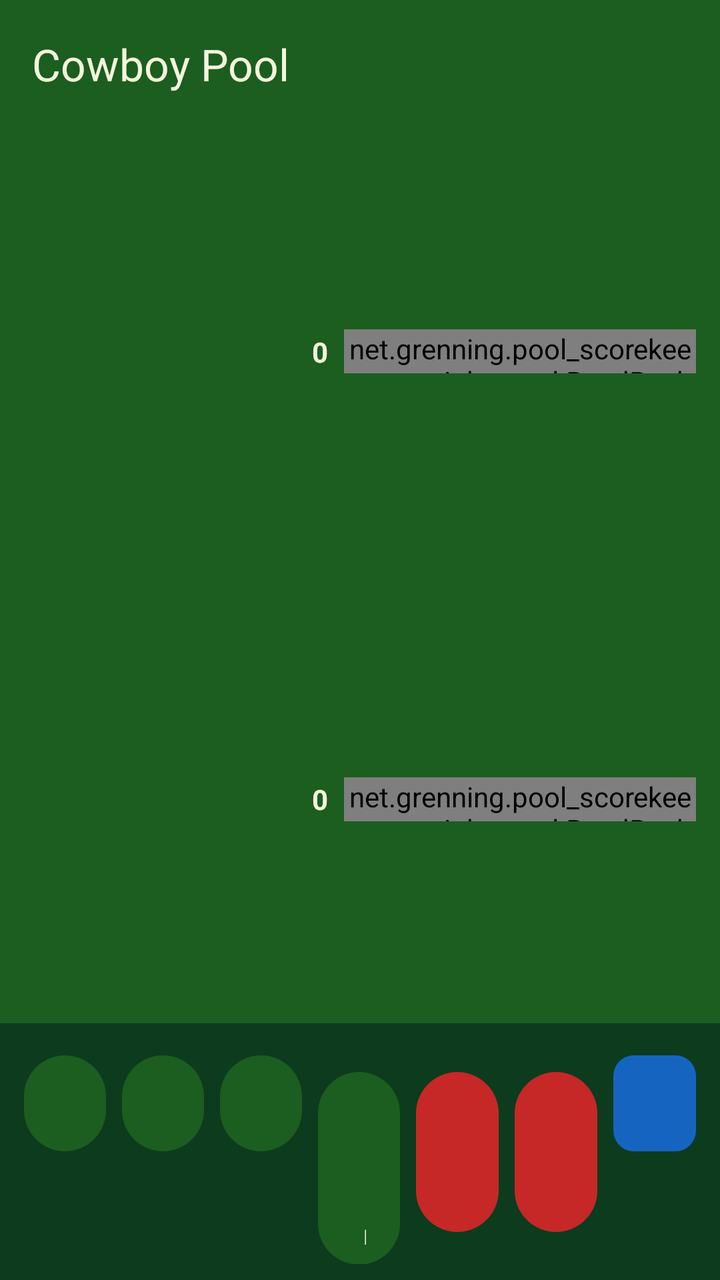
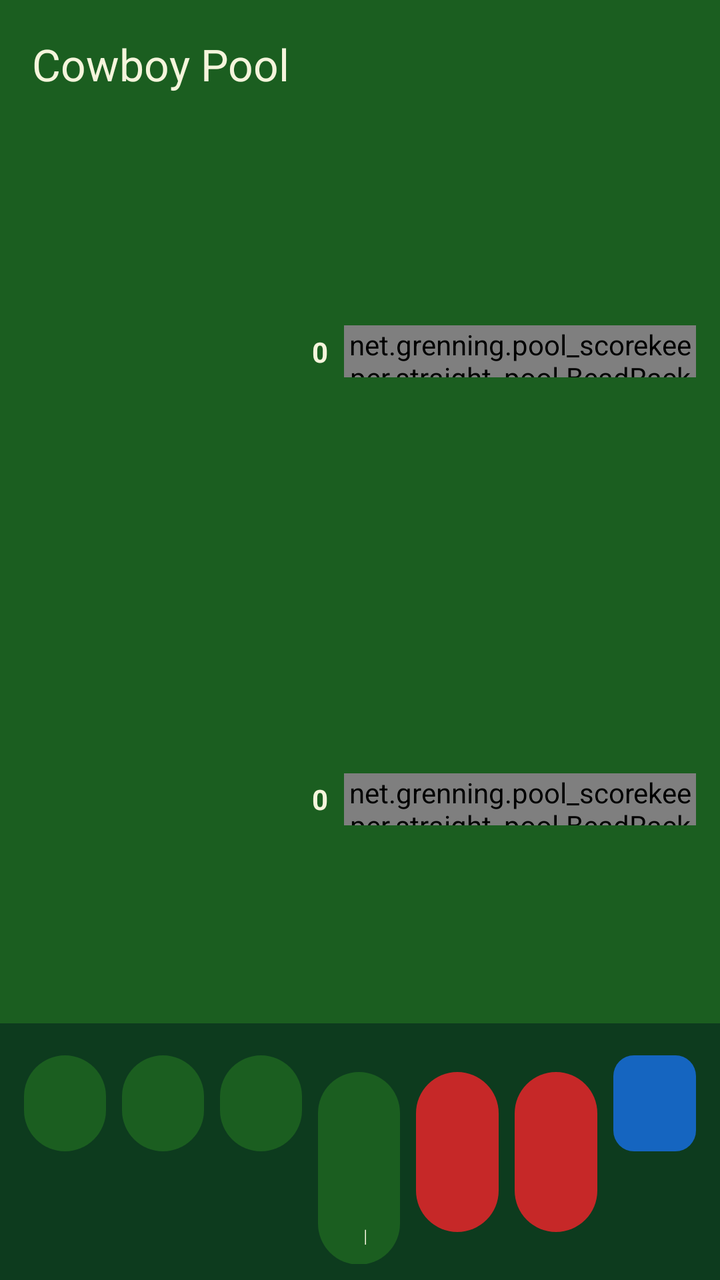

Two renders of the same Android screen: before a commit and after it. Below are the layout's source before the change and the commit's diff.
<!-- AndroidManifest.xml: application theme Theme.PoolScorekeeper -->
<!-- res/layout/activity_cowboy_score.xml -->
<?xml version="1.0" encoding="utf-8"?>
<LinearLayout xmlns:android="http://schemas.android.com/apk/res/android"
    xmlns:app="http://schemas.android.com/apk/res-auto"
    android:id="@+id/cowboyRoot"
    android:layout_width="match_parent"
    android:layout_height="match_parent"
    android:background="@color/felt_dark"
    android:orientation="vertical">

    <com.google.android.material.appbar.MaterialToolbar
        android:id="@+id/cowboyToolbar"
        android:layout_width="match_parent"
        android:layout_height="wrap_content"
        android:background="@color/felt_green"
        android:minHeight="?attr/actionBarSize"
        app:title="@string/title_activity_cowboy_pool_start"
        app:titleTextColor="@color/ivory">

        <TextView
            android:id="@+id/cowboyPhase"
            android:layout_width="wrap_content"
            android:layout_height="wrap_content"
            android:layout_gravity="end"
            android:paddingEnd="8dp"
            android:textAppearance="@style/TextAppearance.Material3.TitleMedium"
            android:textColor="@color/ivory" />
    </com.google.android.material.appbar.MaterialToolbar>

    <LinearLayout
        android:id="@+id/player1Row"
        android:layout_width="match_parent"
        android:layout_height="0dp"
        android:layout_weight="1"
        android:background="@color/felt_green"
        android:gravity="center_vertical"
        android:orientation="horizontal"
        android:paddingStart="12dp"
        android:paddingEnd="12dp">

        <TextView
            android:id="@+id/player1Name"
            android:layout_width="96dp"
            android:layout_height="wrap_content"
            android:ellipsize="end"
            android:maxLines="1"
            android:textColor="@color/ivory"
            android:textStyle="bold" />

        <TextView
            android:id="@+id/player1Score"
            android:layout_width="64dp"
            android:layout_height="wrap_content"
            android:gravity="end"
            android:paddingEnd="8dp"
            android:text="0"
            android:textColor="@color/ivory"
            android:textStyle="bold" />

        <net.grenning.pool_scorekeeper.straight_pool.BeadRackView
            android:id="@+id/player1Beads"
            android:layout_width="0dp"
            android:layout_height="22dp"
            android:layout_weight="1" />
    </LinearLayout>

    <LinearLayout
        android:id="@+id/player2Row"
        android:layout_width="match_parent"
        android:layout_height="0dp"
        android:layout_weight="1"
        android:background="@color/felt_green"
        android:gravity="center_vertical"
        android:orientation="horizontal"
        android:paddingStart="12dp"
        android:paddingEnd="12dp">

        <TextView
            android:id="@+id/player2Name"
            android:layout_width="96dp"
            android:layout_height="wrap_content"
            android:ellipsize="end"
            android:maxLines="1"
            android:textColor="@color/ivory"
            android:textStyle="bold" />

        <TextView
            android:id="@+id/player2Score"
            android:layout_width="64dp"
            android:layout_height="wrap_content"
            android:gravity="end"
            android:paddingEnd="8dp"
            android:text="0"
            android:textColor="@color/ivory"
            android:textStyle="bold" />

        <net.grenning.pool_scorekeeper.straight_pool.BeadRackView
            android:id="@+id/player2Beads"
            android:layout_width="0dp"
            android:layout_height="22dp"
            android:layout_weight="1" />
    </LinearLayout>

    <LinearLayout
        android:id="@+id/player3Row"
        android:layout_width="match_parent"
        android:layout_height="0dp"
        android:layout_weight="1"
        android:background="@color/felt_green"
        android:gravity="center_vertical"
        android:orientation="horizontal"
        android:paddingStart="12dp"
        android:paddingEnd="12dp"
        android:visibility="gone">

        <TextView
            android:id="@+id/player3Name"
            android:layout_width="96dp"
            android:layout_height="wrap_content"
            android:ellipsize="end"
            android:maxLines="1"
            android:textColor="@color/ivory"
            android:textStyle="bold" />

        <TextView
            android:id="@+id/player3Score"
            android:layout_width="64dp"
            android:layout_height="wrap_content"
            android:gravity="end"
            android:paddingEnd="8dp"
            android:text="0"
            android:textColor="@color/ivory"
            android:textStyle="bold" />

        <net.grenning.pool_scorekeeper.straight_pool.BeadRackView
            android:id="@+id/player3Beads"
            android:layout_width="0dp"
            android:layout_height="22dp"
            android:layout_weight="1" />
    </LinearLayout>

    <LinearLayout
        android:id="@+id/player4Row"
        android:layout_width="match_parent"
        android:layout_height="0dp"
        android:layout_weight="1"
        android:background="@color/felt_green"
        android:gravity="center_vertical"
        android:orientation="horizontal"
        android:paddingStart="12dp"
        android:paddingEnd="12dp"
        android:visibility="gone">

        <TextView
            android:id="@+id/player4Name"
            android:layout_width="96dp"
            android:layout_height="wrap_content"
            android:ellipsize="end"
            android:maxLines="1"
            android:textColor="@color/ivory"
            android:textStyle="bold" />

        <TextView
            android:id="@+id/player4Score"
            android:layout_width="64dp"
            android:layout_height="wrap_content"
            android:gravity="end"
            android:paddingEnd="8dp"
            android:text="0"
            android:textColor="@color/ivory"
            android:textStyle="bold" />

        <net.grenning.pool_scorekeeper.straight_pool.BeadRackView
            android:id="@+id/player4Beads"
            android:layout_width="0dp"
            android:layout_height="22dp"
            android:layout_weight="1" />
    </LinearLayout>

    <LinearLayout
        android:id="@+id/playingActions"
        android:layout_width="match_parent"
        android:layout_height="wrap_content"
        android:orientation="horizontal"
        android:padding="8dp">

        <com.google.android.material.button.MaterialButton
            android:id="@+id/ball1Button"
            style="@style/Widget.Pool.ActionButton"
            android:onClick="ball1Clicked"
            android:text="@string/cowboy_ball_1" />

        <com.google.android.material.button.MaterialButton
            android:id="@+id/ball3Button"
            style="@style/Widget.Pool.ActionButton"
            android:onClick="ball3Clicked"
            android:text="@string/cowboy_ball_3" />

        <com.google.android.material.button.MaterialButton
            android:id="@+id/ball5Button"
            style="@style/Widget.Pool.ActionButton"
            android:onClick="ball5Clicked"
            android:text="@string/cowboy_ball_5" />

        <com.google.android.material.button.MaterialButton
            android:id="@+id/caromButton"
            style="@style/Widget.Pool.ActionButton"
            android:contentDescription="@string/cowboy_carom_accessibility"
            android:onClick="caromClicked"
            android:text="@string/cowboy_carom" />

        <com.google.android.material.button.MaterialButton
            android:id="@+id/missButton"
            style="@style/Widget.Pool.DangerButton"
            android:onClick="missClicked"
            android:text="@string/missed_shot" />

        <com.google.android.material.button.MaterialButton
            android:id="@+id/foulButton"
            style="@style/Widget.Pool.DangerButton"
            android:onClick="foulClicked"
            android:text="@string/foul" />

        <LinearLayout
            android:layout_width="0dp"
            android:layout_height="wrap_content"
            android:layout_margin="4dp"
            android:layout_weight="1"
            android:minHeight="56dp"
            android:orientation="horizontal">

            <com.google.android.material.button.MaterialButton
                android:id="@+id/undoButton"
                style="@style/Widget.Pool.SplitButton.Left"
                android:layout_marginEnd="1dp"
                android:contentDescription="@string/undo"
                android:enabled="false"
                android:onClick="undoClicked"
                android:text="@string/undo_symbol" />

            <com.google.android.material.button.MaterialButton
                android:id="@+id/redoButton"
                style="@style/Widget.Pool.SplitButton.Right"
                android:contentDescription="@string/redo"
                android:enabled="false"
                android:onClick="redoClicked"
                android:text="@string/redo_symbol" />
        </LinearLayout>
    </LinearLayout>

    <LinearLayout
        android:id="@+id/gameOverActions"
        android:layout_width="match_parent"
        android:layout_height="wrap_content"
        android:orientation="horizontal"
        android:padding="8dp"
        android:visibility="gone">

        <com.google.android.material.button.MaterialButton
            android:id="@+id/newGameButton"
            style="@style/Widget.Pool.ActionButton"
            android:onClick="newGameClicked"
            android:text="@string/new_game" />

        <com.google.android.material.button.MaterialButton
            android:id="@+id/gameSummaryButton"
            style="@style/Widget.Pool.ActionButton"
            android:onClick="gameSummaryClicked"
            android:text="@string/game_summary" />

        <LinearLayout
            android:layout_width="0dp"
            android:layout_height="wrap_content"
            android:layout_margin="4dp"
            android:layout_weight="1"
            android:minHeight="56dp"
            android:orientation="horizontal">

            <com.google.android.material.button.MaterialButton
                android:id="@+id/undoOverButton"
                style="@style/Widget.Pool.SplitButton.Left"
                android:layout_marginEnd="1dp"
                android:contentDescription="@string/undo"
                android:onClick="undoClicked"
                android:text="@string/undo_symbol" />

            <com.google.android.material.button.MaterialButton
                android:id="@+id/redoOverButton"
                style="@style/Widget.Pool.SplitButton.Right"
                android:contentDescription="@string/redo"
                android:onClick="redoClicked"
                android:text="@string/redo_symbol" />
        </LinearLayout>
    </LinearLayout>
</LinearLayout>
<!-- resources referenced by this layout -->
<resources>
  <color name="felt_dark">#0D3B1E</color>
  <color name="felt_green">#1B5E20</color>
  <color name="ivory">#F5F5DC</color>
  <string name="cowboy_ball_1">1</string>
  <string name="cowboy_ball_3">3</string>
  <string name="cowboy_ball_5">5</string>
  <string name="cowboy_carom">Carom</string>
  <string name="cowboy_carom_accessibility">Carom. Long-press for a three-ball carom worth two points</string>
  <string name="foul">Foul</string>
  <string name="game_summary">Game Summary</string>
  <string name="missed_shot">Miss</string>
  <string name="new_game">New Game</string>
  <string name="redo">Redo</string>
  <string name="redo_symbol">&gt;</string>
  <string name="title_activity_cowboy_pool_start">Cowboy Pool</string>
  <string name="undo">Undo</string>
  <string name="undo_symbol">&lt;</string>
  <style name="Widget.Pool.ActionButton" parent="Widget.Material3.Button">
          <item name="android:layout_width">0dp</item>
          <item name="android:layout_height">wrap_content</item>
          <item name="android:layout_weight">1</item>
          <item name="android:minHeight">56dp</item>
          <item name="android:layout_margin">4dp</item>
          <item name="android:textAllCaps">false</item>
      </style>
  <style name="Widget.Pool.DangerButton" parent="Widget.Pool.ActionButton">
          <item name="backgroundTint">@color/miss_button</item>
          <item name="android:textColor">@color/ivory</item>
      </style>
  <style name="Widget.Pool.SplitButton.Left">
          <item name="shapeAppearanceOverlay">@style/ShapeAppearance.Pool.SplitLeft</item>
      </style>
  <style name="Widget.Pool.SplitButton.Right">
          <item name="shapeAppearanceOverlay">@style/ShapeAppearance.Pool.SplitRight</item>
      </style>
  <style name="Theme.PoolScorekeeper" parent="Theme.Material3.Dark.NoActionBar">
          <item name="colorPrimary">@color/felt_green</item>
          <item name="colorOnPrimary">@color/ivory</item>
          <item name="colorSecondary">@color/active_player</item>
          <item name="colorOnSecondary">@color/felt_dark</item>
          <item name="android:statusBarColor">@android:color/transparent</item>
          <item name="android:navigationBarColor">@android:color/transparent</item>
          <item name="android:windowBackground">@color/felt_dark</item>
          <item name="android:windowFullscreen">true</item>
          <item name="colorSurface">@color/felt_green</item>
          <item name="colorOnSurface">@color/ivory</item>
          <item name="android:textColor">@color/ivory</item>
      </style>
  <color name="miss_button">#C62828</color>
  <style name="ShapeAppearance.Pool.SplitLeft" parent="ShapeAppearance.M3.Sys.Shape.Corner.Full">
          <item name="cornerFamily">rounded</item>
          <item name="cornerSizeTopLeft">50%</item>
          <item name="cornerSizeBottomLeft">50%</item>
          <item name="cornerSizeTopRight">0dp</item>
          <item name="cornerSizeBottomRight">0dp</item>
      </style>
  <style name="ShapeAppearance.Pool.SplitRight" parent="ShapeAppearance.M3.Sys.Shape.Corner.Full">
          <item name="cornerFamily">rounded</item>
          <item name="cornerSizeTopLeft">0dp</item>
          <item name="cornerSizeBottomLeft">0dp</item>
          <item name="cornerSizeTopRight">50%</item>
          <item name="cornerSizeBottomRight">50%</item>
      </style>
  <color name="active_player">#FFC107</color>
</resources>

<!-- the commit's change to res/layout/activity_cowboy_score.xml (unified diff, before → after) -->
@@ -59,7 +59,7 @@
         <net.grenning.pool_scorekeeper.straight_pool.BeadRackView
             android:id="@+id/player1Beads"
             android:layout_width="0dp"
-            android:layout_height="22dp"
+            android:layout_height="26dp"
             android:layout_weight="1" />
     </LinearLayout>
 
@@ -96,7 +96,7 @@
         <net.grenning.pool_scorekeeper.straight_pool.BeadRackView
             android:id="@+id/player2Beads"
             android:layout_width="0dp"
-            android:layout_height="22dp"
+            android:layout_height="26dp"
             android:layout_weight="1" />
     </LinearLayout>
 
@@ -134,7 +134,7 @@
         <net.grenning.pool_scorekeeper.straight_pool.BeadRackView
             android:id="@+id/player3Beads"
             android:layout_width="0dp"
-            android:layout_height="22dp"
+            android:layout_height="26dp"
             android:layout_weight="1" />
     </LinearLayout>
 
@@ -172,7 +172,7 @@
         <net.grenning.pool_scorekeeper.straight_pool.BeadRackView
             android:id="@+id/player4Beads"
             android:layout_width="0dp"
-            android:layout_height="22dp"
+            android:layout_height="26dp"
             android:layout_weight="1" />
     </LinearLayout>
 
